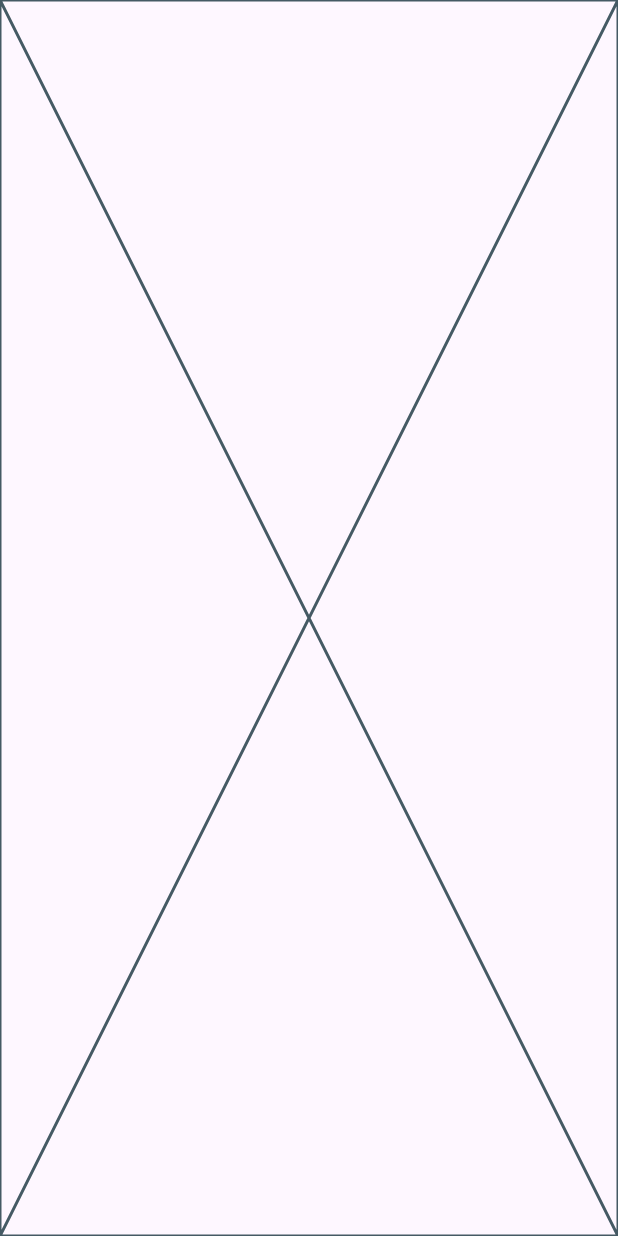
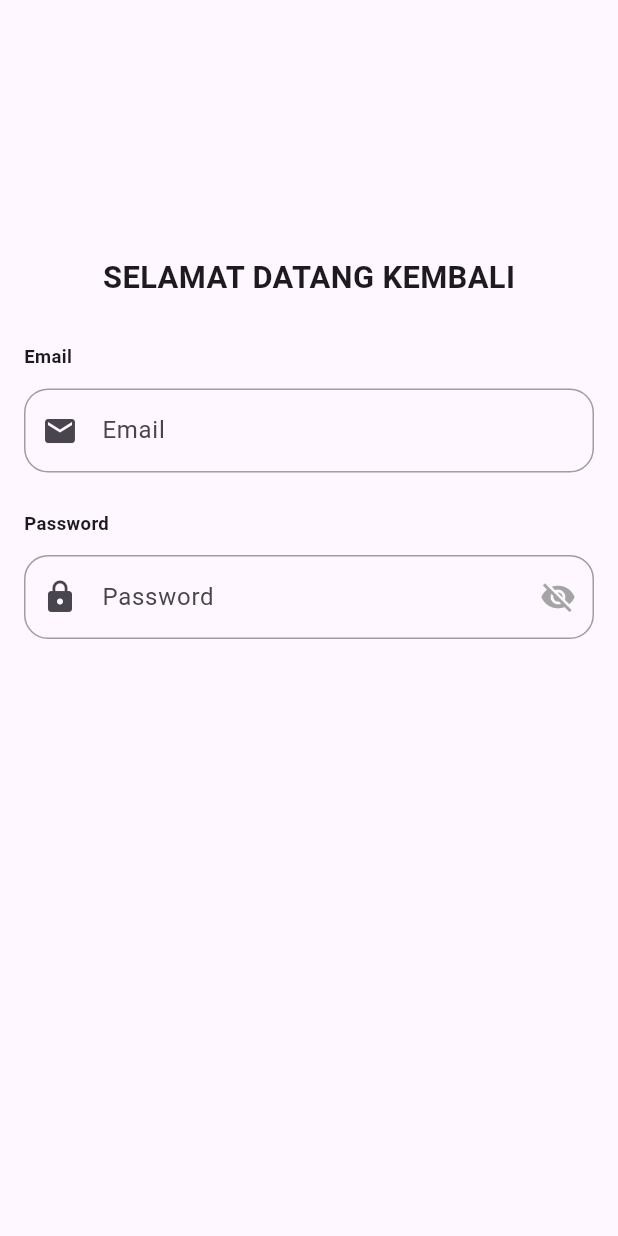
Before and after one commit to NilaAyu1611/TernakKenariAppRestAPI, a Flutter app: the LoginScreen screen opened directly, on a phone screen of 412 x 824 dp. Run offline on Flutter 3.47's test engine with Material 3 defaults, Android fonts, the phone set to English and light mode, and no system bars; our stand-ins replace bloc, dartz, dropdown_button2, flutter_secure_storage; accounts and stored records are empty.

Commit message:
membangun UI login dengan form

```diff
--- a/lib/data/presentation/auth/login_screen.dart
+++ b/lib/data/presentation/auth/login_screen.dart
@@ -1,5 +1,11 @@
+import 'package:canarry_app1/core/components/custom_text_field.dart';
+import 'package:canarry_app1/core/components/spaces.dart';
+import 'package:canarry_app1/core/constants/colors.dart';
+import 'package:canarry_app1/data/presentation/auth/bloc/login/login_bloc.dart';
 import 'package:dartz/dartz.dart';
 import 'package:flutter/cupertino.dart';
+import 'package:flutter/material.dart';
+
 
 class LoginScreen extends StatefulWidget {
   const LoginScreen({super.key});
@@ -33,6 +39,61 @@ class _LoginScreenState extends State<LoginScreen> {
 
   @override
   Widget build(BuildContext context) {
-    return const Placeholder();
+    return Scaffold(
+      body: SingleChildScrollView(
+        child: Form(
+          key: _key,
+          child: Padding(
+            padding: const EdgeInsets.fromLTRB(16.0, 0, 16.0, 0),
+            child: Column(
+              mainAxisAlignment: MainAxisAlignment.center,
+              children: [
+                const SpaceHeight(170),
+                Text(
+                  'SELAMAT DATANG KEMBALI',
+                  style: TextStyle(
+                    fontSize: MediaQuery.of(context).size.width * 0.05,
+                    fontWeight: FontWeight.bold,
+                  ),
+                ),
+                const SpaceHeight(30),
+                CustomTextField(
+                  validator: 'Email tidak boleh kosong',
+                  controller: emailController,
+                  label: 'Email',
+                  prefixIcon: Padding(
+                    padding: const EdgeInsets.all(8.0),
+                    child: Icon(Icons.email),
+                  ),
+                ),
+                const SpaceHeight(25),
+                CustomTextField(
+                  validator: 'Password tidak boleh kosong',
+                  controller: passwordController,
+                  label: 'Password',
+                  obscureText: isShowPassword,
+                  prefixIcon: Padding(
+                    padding: const EdgeInsets.all(8.0),
+                    child: Icon(Icons.lock),
+                  ),
+                  suffixIcon: IconButton(
+                    onPressed: () {
+                      setState(() {
+                        isShowPassword = !isShowPassword;
+                      });
+                    },
+                    icon: Icon(
+                      isShowPassword ? Icons.visibility : Icons.visibility_off,
+                      color: AppColors.grey,
+                    ),
+                  ),
+                ),
+                const SpaceHeight(30),
+              ],
+            ),
+          ),
+        ),
+      ),
+    );
   }
 }
```
